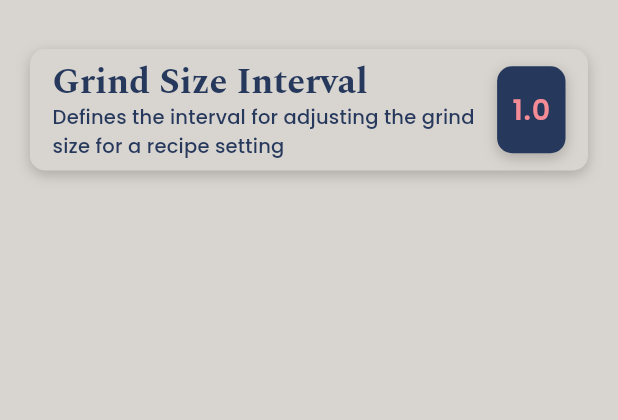
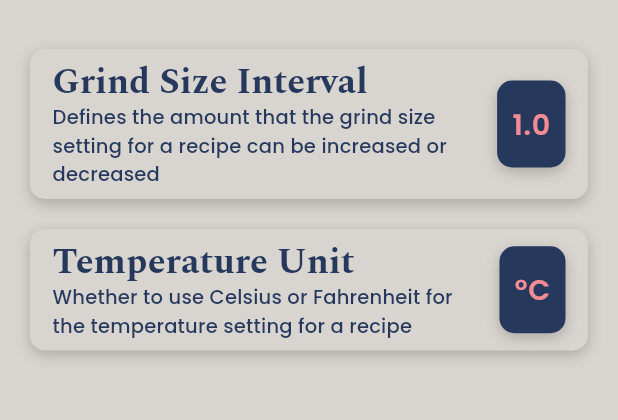
Before and after one commit to andrew-moreno/aeroquest, a Flutter app: the AppSettings screen opened by its route, on a phone screen of 412 x 824 dp, the part 65-485 px from its top. Run offline on Flutter 3.47's test engine with Material 2 defaults, Android fonts, the light colour scheme and no system bars; our stand-ins replace dropdown_button2, expandable_page_view, flutter_form_builder, shared_preferences, sliver_tools, smooth_page_indicator and 1 more; missing offline and left inert: control_style; accounts and stored records are empty.

Commit message:
termpature unit setting added fahrenheit interval not working

```diff
--- a/lib/providers/app_settings_provider.dart
+++ b/lib/providers/app_settings_provider.dart
@@ -1,21 +1,32 @@
-import 'package:flutter/cupertino.dart';
+import 'package:flutter/foundation.dart';
 import 'package:shared_preferences/shared_preferences.dart';
 
 class AppSettingsProvider extends ChangeNotifier {
   /// Name of the grind interval setting in the Shared Preferences db
   static const grindIntervalPref = "grindInterval";
 
+  /// Name of the temperature unit setting in the Shared Preferences db
+  static const temperatureUnitPref = "temperatureUnitPref";
+
   /// Temporary grind interval value
   ///
   /// Value set by [setGrindInterval()]
   ///
-  /// Used instead of directly pulling from [SharedPreferences] to avoid
+  /// Used instead of directly pulling from the Shared Preferences db to avoid
   /// async operations
   double? grindInterval;
 
+  /// Temporary temperature unit value
+  ///
+  /// Value set by [setTemperatureUnit()]
+  ///
+  /// Used instead of directly pulling from the Shared Preferences db to avoid
+  /// async operations
+  TemperatureUnit? temperatureUnit;
+
   /// Sets [value] as the grind interval in the Shared Preferences db and sets
   /// the new value to [grindInterval]
-  updateGrindInterval(double value) async {
+  void updateGrindInterval(double value) async {
     SharedPreferences prefs = await SharedPreferences.getInstance();
     prefs.setDouble(grindIntervalPref, value);
     setGrindInterval();
@@ -25,9 +36,7 @@ class AppSettingsProvider extends ChangeNotifier {
   /// Gets the grind interval from the Shared Preferences db
   Future<double> getGrindInterval() async {
     SharedPreferences prefs = await SharedPreferences.getInstance();
-    //Return double
-    double doubleValue = prefs.getDouble(grindIntervalPref) ?? 1;
-    return doubleValue;
+    return prefs.getDouble(grindIntervalPref) ?? 1;
   }
 
   /// Sets the current grind interval in the Shared Preferences db to
@@ -35,4 +44,27 @@ class AppSettingsProvider extends ChangeNotifier {
   Future<void> setGrindInterval() async {
     grindInterval = await getGrindInterval();
   }
+
+  void updateTemperatureUnit(String value) async {
+    SharedPreferences prefs = await SharedPreferences.getInstance();
+    prefs.setString(temperatureUnitPref, value);
+    setTemperatureUnit();
+    notifyListeners();
+  }
+
+  Future<String> getTemperatureUnit() async {
+    SharedPreferences prefs = await SharedPreferences.getInstance();
+    return prefs.getString(temperatureUnitPref) ??
+        describeEnum(TemperatureUnit.celsius);
+  }
+
+  Future<void> setTemperatureUnit() async {
+    if (await getTemperatureUnit() == describeEnum(TemperatureUnit.celsius)) {
+      temperatureUnit = TemperatureUnit.celsius;
+    } else {
+      temperatureUnit = TemperatureUnit.fahrenheit;
+    }
+  }
 }
+
+enum TemperatureUnit { celsius, fahrenheit }
--- a/lib/screens/app_settings/app_settings.dart
+++ b/lib/screens/app_settings/app_settings.dart
@@ -1,12 +1,11 @@
 import 'package:aeroquest/constraints.dart';
 import 'package:aeroquest/providers/app_settings_provider.dart';
-import 'package:aeroquest/screens/app_settings/widgets/grind_interval_modal_sheet.dart';
+import 'package:aeroquest/screens/app_settings/widgets/modal_sheet_types/grind_interval_modal_sheet.dart';
+import 'package:aeroquest/screens/app_settings/widgets/modal_sheet_types/temperature_modal_sheet.dart';
+import 'package:aeroquest/screens/app_settings/widgets/setting_card.dart';
 import 'package:aeroquest/widgets/appbar/appbar_leading.dart';
 import 'package:aeroquest/widgets/appbar/appbar_text.dart';
-import 'package:aeroquest/widgets/card_header.dart';
-import 'package:aeroquest/widgets/custom_card.dart';
 import 'package:aeroquest/widgets/custom_drawer.dart';
-import 'package:aeroquest/widgets/recipe_parameters_value.dart';
 import 'package:flutter/material.dart';
 import 'package:provider/provider.dart';
 
@@ -21,6 +20,54 @@ class AppSettings extends StatefulWidget {
 }
 
 class _AppSettingsState extends State<AppSettings> {
+  /// Template for the modal bottom sheet when changing grind size interval
+  void showGrindIntervalModalSheet({required BuildContext context}) {
+    showModalBottomSheet(
+      context: context,
+      shape: const RoundedRectangleBorder(
+        borderRadius:
+            BorderRadius.vertical(top: Radius.circular(kModalCornerRadius)),
+      ),
+      backgroundColor: kDarkSecondary,
+      isScrollControlled: true,
+      builder: (_) {
+        return GrindIntervalModalSheet(
+          initialGrindInterval:
+              Provider.of<AppSettingsProvider>(context, listen: false)
+                  .grindInterval!,
+        );
+      },
+    );
+  }
+
+  /// Template for the modal bottom sheet when changing the temperature unit
+  void showTemperatureModalSheet({required BuildContext context}) {
+    showModalBottomSheet(
+      context: context,
+      shape: const RoundedRectangleBorder(
+        borderRadius:
+            BorderRadius.vertical(top: Radius.circular(kModalCornerRadius)),
+      ),
+      backgroundColor: kDarkSecondary,
+      isScrollControlled: true,
+      builder: (_) {
+        return TemperatureModalSheet(
+            initialTemperatureUnit:
+                Provider.of<AppSettingsProvider>(context, listen: false)
+                    .temperatureUnit!);
+      },
+    );
+  }
+
+  String temperatureUnitSymbolSelector(TemperatureUnit temperatureUnit) {
+    switch (temperatureUnit) {
+      case TemperatureUnit.celsius:
+        return "°C";
+      case TemperatureUnit.fahrenheit:
+        return "°F";
+    }
+  }
+
   @override
   Widget build(BuildContext context) {
     return Scaffold(
@@ -33,83 +80,40 @@ class _AppSettingsState extends State<AppSettings> {
       ),
       drawer: const CustomDrawer(),
       body: SafeArea(
-        child: FutureBuilder(
-          future: Provider.of<AppSettingsProvider>(context, listen: false)
-              .setGrindInterval(),
-          builder: (context, snapshot) {
-            if (snapshot.connectionState == ConnectionState.done) {
-              return Padding(
-                padding: const EdgeInsets.all(kRoutePagePadding),
-                child: Column(
-                  children: [
-                    GestureDetector(
+        child: Padding(
+          padding: const EdgeInsets.all(kRoutePagePadding),
+          child: Column(
+            children: [
+              Consumer<AppSettingsProvider>(
+                //TODO: make changes specific to variable
+                builder: (_, appSettingsProvider, __) {
+                  return SettingCard(
+                      text: appSettingsProvider.grindInterval!.toString(),
                       onTap: () =>
-                          showCustomIntervalModalSheet(context: context),
-                      child: CustomCard(
-                        child: Consumer<AppSettingsProvider>(
-                          builder: (_, appSettingsProvider, __) {
-                            return Row(
-                              mainAxisAlignment: MainAxisAlignment.spaceBetween,
-                              children: [
-                                const Expanded(
-                                  child: CardHeader(
-                                    title: "Grind Size Interval",
-                                    description:
-                                        "Defines the interval for adjusting the "
-                                        "grind size for a recipe setting",
-                                  ),
-                                ),
-                                Container(
-                                  margin: const EdgeInsets.only(left: 15),
-                                  padding: const EdgeInsets.symmetric(
-                                      horizontal: 10, vertical: 15),
-                                  decoration: BoxDecoration(
-                                    color: kLightSecondary,
-                                    borderRadius:
-                                        BorderRadius.circular(kCornerRadius),
-                                    boxShadow: [kBoxShadow],
-                                  ),
-                                  child: RecipeParameterValue(
-                                    parameterValue:
-                                        appSettingsProvider.grindInterval!,
-                                    parameterType: ParameterType.none,
-                                  ),
-                                ),
-                              ],
-                            );
-                          },
-                        ),
-                      ),
-                    ),
-                  ],
-                ),
-              );
-            } else {
-              return const CircularProgressIndicator();
-            }
-          },
+                          showGrindIntervalModalSheet(context: context),
+                      title: "Grind Size Interval",
+                      description: "Defines the amount that "
+                          "the grind size setting for a recipe "
+                          "can be increased or decreased");
+                },
+              ),
+              const SizedBox(height: 20),
+              Consumer<AppSettingsProvider>(
+                //TODO: make changes specific to variable
+                builder: (_, appSettingsProvider, __) {
+                  return SettingCard(
+                      text: temperatureUnitSymbolSelector(
+                          appSettingsProvider.temperatureUnit!),
+                      onTap: () => showTemperatureModalSheet(context: context),
+                      title: "Temperature Unit",
+                      description: "Whether to use Celsius or Fahrenheit for "
+                          "the temperature setting for a recipe");
+                },
+              ),
+            ],
+          ),
         ),
       ),
     );
   }
 }
-
-/// Template for the modal bottom sheet when changing grind size interval
-void showCustomIntervalModalSheet({required BuildContext context}) {
-  showModalBottomSheet(
-    context: context,
-    shape: const RoundedRectangleBorder(
-      borderRadius:
-          BorderRadius.vertical(top: Radius.circular(kModalCornerRadius)),
-    ),
-    backgroundColor: kDarkSecondary,
-    isScrollControlled: true,
-    builder: (_) {
-      return GrindIntervalModalSheet(
-        initialGrindInterval:
-            Provider.of<AppSettingsProvider>(context, listen: false)
-                .grindInterval!,
-      );
-    },
-  );
-}
--- /dev/null
+++ b/lib/screens/app_settings/widgets/setting_card.dart
@@ -0,0 +1,49 @@
+import 'package:aeroquest/constraints.dart';
+import 'package:aeroquest/widgets/card_header.dart';
+import 'package:aeroquest/widgets/custom_card.dart';
+import 'package:flutter/material.dart';
+
+class SettingCard extends StatelessWidget {
+  const SettingCard({
+    Key? key,
+    required this.text,
+    required this.onTap,
+    required this.title,
+    required this.description,
+  }) : super(key: key);
+
+  final String text;
+  final void Function() onTap;
+  final String title;
+  final String description;
+
+  @override
+  Widget build(BuildContext context) {
+    return GestureDetector(
+      onTap: onTap,
+      child: CustomCard(
+        child: Row(
+          mainAxisAlignment: MainAxisAlignment.spaceBetween,
+          children: [
+            Expanded(
+              child: CardHeader(title: title, description: description),
+            ),
+            Container(
+              margin: const EdgeInsets.only(left: 15),
+              padding: const EdgeInsets.symmetric(horizontal: 10, vertical: 15),
+              decoration: BoxDecoration(
+                color: kLightSecondary,
+                borderRadius: BorderRadius.circular(kCornerRadius),
+                boxShadow: [kBoxShadow],
+              ),
+              child: Text(
+                text,
+                style: Theme.of(context).textTheme.bodyText1,
+              ),
+            ),
+          ],
+        ),
+      ),
+    );
+  }
+}
--- a/lib/screens/recipes/recipes.dart
+++ b/lib/screens/recipes/recipes.dart
@@ -42,6 +42,8 @@ class _RecipesState extends State<Recipes> {
         .cacheRecipeData();
     await Provider.of<AppSettingsProvider>(context, listen: false)
         .setGrindInterval();
+    await Provider.of<AppSettingsProvider>(context, listen: false)
+        .setTemperatureUnit();
   }
 
   @override
--- a/lib/widgets/custom_modal_sheet/custom_vertical_weight_slider.dart
+++ b/lib/widgets/custom_modal_sheet/custom_vertical_weight_slider.dart
@@ -84,7 +84,7 @@ class _SettingValueSliderState extends State<SettingValueSlider> {
         );
       case ParameterType.coffeeAmount:
         return WeightSliderController(
-          initialWeight: _settingsSliderProvider.tempCoffeeAmount!.toDouble(),
+          initialWeight: _settingsSliderProvider.tempCoffeeAmount!,
           interval: 0.1,
         );
       case ParameterType.waterAmount:
--- a/lib/widgets/custom_modal_sheet/modal_slider_value.dart
+++ b/lib/widgets/custom_modal_sheet/modal_slider_value.dart
@@ -6,8 +6,8 @@ import 'package:flutter/material.dart';
 import 'package:provider/provider.dart';
 
 class ModalSliderValue extends StatefulWidget {
-  /// Defines the widget used to display the recipe setting text inside
-  /// the editing modal sheet
+  /// Defines the widget used to display the recipe setting container and value
+  /// inside the editing modal sheet
   const ModalSliderValue({
     Key? key,
     required this.parameterType,
--- a/lib/widgets/custom_modal_sheet/value_slider_group_template.dart
+++ b/lib/widgets/custom_modal_sheet/value_slider_group_template.dart
@@ -48,7 +48,7 @@ class ValueSliderGroupTemplate extends StatelessWidget {
         return Column(
           children: [
             Row(
-              mainAxisAlignment: MainAxisAlignment.spaceBetween,
+              mainAxisAlignment: MainAxisAlignment.spaceEvenly,
               children: List.generate(
                 // does not include Parameter.none
                 parameterType.length - 1,
--- a/lib/widgets/recipe_parameters_value.dart
+++ b/lib/widgets/recipe_parameters_value.dart
@@ -55,7 +55,17 @@ class _RecipeParameterValueState extends State<RecipeParameterValue> {
       case ParameterType.waterAmount: // int
         return (widget.parameterValue).toString() + "g";
       case ParameterType.waterTemp: // int
-        return widget.parameterValue.toString();
+        {
+          TemperatureUnit temperatureUnit =
+              Provider.of<AppSettingsProvider>(context, listen: false)
+                  .temperatureUnit!;
+          if (temperatureUnit == TemperatureUnit.celsius) {
+            return widget.parameterValue.toString();
+          } else {
+            num fahrenheit = (widget.parameterValue * 9 / 5) + 32;
+            return fahrenheit.toStringAsFixed(0);
+          }
+        }
       case ParameterType.brewTime: // int
         return (widget.parameterValue ~/ 6).toString() +
             ":" +
```
Also changed, not shown: lib/screens/app_settings/widgets/app_settings_modal_sheet.dart (added, +63 -0 lines), lib/screens/app_settings/widgets/grind_interval_modal_sheet.dart (deleted, +0 -110 lines), lib/screens/app_settings/widgets/modal_sheet_types/grind_interval_modal_sheet.dart (added, +73 -0 lines), lib/screens/app_settings/widgets/modal_sheet_types/temperature_modal_sheet.dart (added, +58 -0 lines), packages/modified_vertical_weight_slider/pubspec.lock, pubspec.lock.
